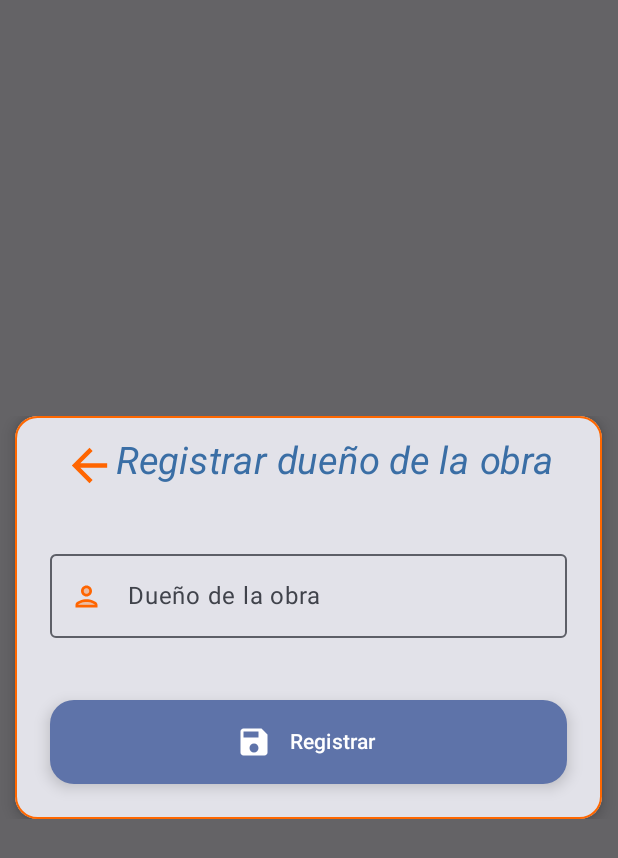
After one commit to EmelyAraujo/WorkTracker, an Android app built with Jetpack Compose: the ObraScreen screen opened through its navigation route, on a phone screen of 412 x 824 dp. The commit adds this screen. Shown: the top 858 px of the screen. Run offline under Robolectric (Android 15) with nearby library versions, the phone set to English and light mode, and no system bars; our stand-ins replace Dagger/Hilt's generated code, Room's generated code.

Commit message:
Agregando, Screen

```diff
--- a/app/src/main/java/edu/ucne/worktracker/MainActivity.kt
+++ b/app/src/main/java/edu/ucne/worktracker/MainActivity.kt
@@ -1,8 +1,10 @@
 package edu.ucne.worktracker
 
+import android.os.Build
 import android.os.Bundle
 import androidx.activity.ComponentActivity
 import androidx.activity.compose.setContent
+import androidx.annotation.RequiresApi
 import androidx.compose.foundation.layout.fillMaxSize
 import androidx.compose.material3.MaterialTheme
 import androidx.compose.material3.Surface
@@ -15,6 +17,7 @@ import edu.ucne.worktracker.ui.navigation.NavigationGraph
 import edu.ucne.worktracker.ui.theme.WorkTrackerTheme
 @AndroidEntryPoint
 class MainActivity : ComponentActivity() {
+
     override fun onCreate(savedInstanceState: Bundle?) {
         super.onCreate(savedInstanceState)
         setContent {
--- a/app/src/main/java/edu/ucne/worktracker/ui/navigation/HomeScreen.kt
+++ b/app/src/main/java/edu/ucne/worktracker/ui/navigation/HomeScreen.kt
@@ -1,33 +1,35 @@
 package edu.ucne.worktracker.ui.navigation
 
-import androidx.compose.foundation.background
+
 import androidx.compose.foundation.layout.Column
 import androidx.compose.foundation.layout.fillMaxSize
 import androidx.compose.foundation.lazy.LazyColumn
 import androidx.compose.material.icons.Icons
 import androidx.compose.material.icons.filled.ArrowBack
-import androidx.compose.material.icons.filled.Favorite
 import androidx.compose.material.icons.filled.Menu
 import androidx.compose.material.icons.outlined.*
 import androidx.compose.material3.*
-import androidx.compose.material3.AlertDialogDefaults.containerColor
 import androidx.compose.runtime.*
 import androidx.compose.ui.Modifier
 import androidx.compose.ui.graphics.Color
-import androidx.compose.ui.platform.LocalContext
 import androidx.compose.ui.res.colorResource
 import androidx.compose.ui.res.painterResource
 import androidx.compose.ui.unit.sp
+import androidx.hilt.navigation.compose.hiltViewModel
 import androidx.navigation.NavHostController
 import androidx.navigation.compose.NavHost
 import androidx.navigation.compose.composable
 import androidx.navigation.compose.rememberNavController
 import edu.ucne.worktracker.R
+import edu.ucne.worktracker.ui.obras.ObraScreen
 
 
 @OptIn(ExperimentalMaterial3Api::class)
 @Composable
-fun HomeScreen(navController: NavHostController) {
+fun HomeScreen(
+    navController: NavHostController,
+    onSaveClick: () -> Unit
+) {
 
     var expanded by remember { mutableStateOf(false) }
 
@@ -44,11 +46,9 @@ fun HomeScreen(navController: NavHostController) {
                     onDismissRequest = { expanded = false })
                 {
                     DropdownMenuItem(
-                        text = { Text("Registro de Ocupaciones") },
+                        text = { Text("Registrar Obra") },
                         onClick = {
-                            navController.navigate(route = Rutas.OcupacionR.ruta ){
-                                popUpTo("rutaHome")
-                            }
+                            navController.navigate(route = Rutas.RegistroObra.ruta )
                         },
                         leadingIcon = {
                             Icon(
@@ -98,14 +98,19 @@ fun HomeScreen(navController: NavHostController) {
 
 @Composable
 fun NavigationGraph() {
-    val navController: NavHostController = rememberNavController()
-    NavHost(navController = navController, startDestination = Rutas.Home.ruta  ){
+    val navController = rememberNavController()
+    NavHost(
+        navController = navController,
+        startDestination = Rutas.Home.ruta
+    ){
         composable(route = Rutas.Home.ruta){
-            HomeScreen(navController)
+            HomeScreen(navController = navController){
+                navController.navigate(route = Rutas.Home.ruta)
+            }
         }
-        composable(route = Rutas.OcupacionR.ruta){
+        composable(route = Rutas.RegistroObra.ruta){
 
-            //OcupacionScreen()
+            ObraScreen()
         }
 
         composable(route = Rutas.PersonaR.ruta){
--- /dev/null
+++ b/app/src/main/java/edu/ucne/worktracker/ui/obras/ObraScreen.kt
@@ -0,0 +1,178 @@
+package edu.ucne.worktracker.ui.obras
+
+import androidx.compose.foundation.BorderStroke
+import androidx.compose.foundation.border
+import androidx.compose.foundation.clickable
+import androidx.compose.foundation.layout.*
+import androidx.compose.foundation.layout.Column
+import androidx.compose.foundation.layout.fillMaxSize
+
+import androidx.compose.foundation.shape.RoundedCornerShape
+import androidx.compose.material.icons.Icons
+
+import androidx.compose.material.icons.filled.Save
+import androidx.compose.material.icons.twotone.ArrowBack
+import androidx.compose.material.icons.twotone.Error
+import androidx.compose.material.icons.twotone.Person
+import androidx.compose.material3.*
+import androidx.compose.runtime.Composable
+import androidx.compose.runtime.*
+import androidx.compose.runtime.collectAsState
+import androidx.compose.ui.Alignment
+import androidx.compose.ui.ExperimentalComposeUiApi
+import androidx.compose.ui.Modifier
+import androidx.compose.ui.graphics.Color
+import androidx.compose.ui.res.colorResource
+import androidx.compose.ui.text.font.FontStyle
+import androidx.compose.ui.unit.dp
+import androidx.compose.ui.unit.sp
+import androidx.compose.ui.window.Dialog
+import androidx.compose.ui.window.DialogProperties
+import androidx.hilt.navigation.compose.hiltViewModel
+import androidx.navigation.NavController
+import androidx.navigation.NavHostController
+import androidx.navigation.compose.rememberNavController
+import edu.ucne.worktracker.R
+import edu.ucne.worktracker.ui.navigation.Rutas
+import kotlinx.coroutines.launch
+
+@OptIn(ExperimentalMaterial3Api::class)
+@Composable
+fun ObraScreen(viewModel: ObrasViewModel = hiltViewModel()) {
+    Box(Modifier.fillMaxSize()) {
+
+        DuenoObraBody(
+            onDismiss = { viewModel.onDismissDialog() },
+            onConfirm = { viewModel.insertar() },
+            viewModel = viewModel,
+            navController = rememberNavController()
+        )
+
+
+    }
+}
+
+@OptIn(ExperimentalMaterial3Api::class, ExperimentalComposeUiApi::class)
+@Composable
+fun DuenoObraBody(
+    viewModel: ObrasViewModel,
+    navController: NavHostController,
+    onDismiss: () -> Unit,
+    onConfirm: () -> Unit
+) {
+    val scope = rememberCoroutineScope()
+
+    Dialog(
+        onDismissRequest = {
+            onDismiss()
+        },
+        properties = DialogProperties(usePlatformDefaultWidth = false)
+    ) {
+        Card(
+            elevation = CardDefaults.cardElevation(5.dp),
+            shape = RoundedCornerShape(15.dp),
+            modifier = Modifier
+                .fillMaxWidth(0.95f)
+                .border(
+                    1.dp,
+                    color = colorResource(id = R.color.orange),
+                    shape = RoundedCornerShape(15.dp)
+                )
+
+        ) {
+            Column(
+                modifier = Modifier
+                    .fillMaxWidth()
+                    .padding(15.dp)
+                    .wrapContentSize(Alignment.Center),
+                verticalArrangement = Arrangement.spacedBy(25.dp)
+            ) {
+                Column(
+                    modifier = Modifier
+                        .fillMaxWidth()
+                ) {
+                    Row(
+                        modifier = Modifier
+                            .fillMaxWidth()
+                            .wrapContentSize(Alignment.Center)
+                    ) {
+
+                        Icon(
+                            imageVector
+                            = Icons.TwoTone.ArrowBack,
+                            contentDescription = null,
+                            tint = Color(0xFFFF6500),
+                            modifier = Modifier
+                                .wrapContentSize(Alignment.CenterStart)
+                                .size(35.dp)
+                                .clickable {
+                                    scope.launch {
+                                        navController.navigate(route = Rutas.Home.ruta) {
+                                        }
+                                    }
+                                }
+                        )
+                    Text(
+                        text = "Registrar dueño de la obra",
+                        color = colorResource(id = R.color.blueOpaco),
+                        fontSize = 25.sp,
+                        fontStyle = FontStyle.Italic,
+                    )
+
+                }
+
+            }
+            OutlinedTextField(
+                modifier = Modifier
+                    .padding(8.dp)
+                    .fillMaxWidth(),
+                value = viewModel.duenoObra,
+                onValueChange = viewModel::onDuenoObraChanged,
+                leadingIcon = {
+                    Icon(
+                        imageVector = Icons.TwoTone.Person,
+                        contentDescription = null,
+                        tint = Color(0xFFFF6500),
+                        modifier = Modifier
+                            .size(30.dp)
+                            .padding(4.dp)
+                    )
+                },
+                label = { Text("Dueño de la obra") },
+                singleLine = true,
+                isError = viewModel.duenoObraError.isNotBlank(),
+                trailingIcon = {
+                    if (viewModel.duenoObraError.isNotBlank()) {
+                        Icon(
+                            imageVector = Icons.TwoTone.Error,
+                            contentDescription = "Error en la descripcion"
+                        )
+                    }
+                }
+            )
+            if (viewModel.duenoObraError.isNotBlank()) {
+                Text(
+                    text = viewModel.duenoObraError,
+                    color = MaterialTheme.colorScheme.error
+                )
+            }
+
+            ExtendedFloatingActionButton(
+                modifier = Modifier
+                    .padding(8.dp)
+                    .fillMaxWidth(),
+                text = { Text("Registrar") },
+                icon = { Icon(imageVector = Icons.Filled.Save, contentDescription = "Save") },
+                onClick = {
+                    navController.navigate(route = Rutas.Home.ruta)
+                    onConfirm()
+                }
+            )
+
+        }
+
+
+    }
+}
+
+}
--- a/app/src/main/java/edu/ucne/worktracker/ui/theme/Color.kt
+++ b/app/src/main/java/edu/ucne/worktracker/ui/theme/Color.kt
@@ -16,3 +16,4 @@ val Grey100 = Color(0xFFC0C0C0)
 val Blue80 = Color(0xFF3A6EA5)
 val Blue100 = Color(0xFF004E98)
 val Orange100 = Color(0xFFFF6700)
+val White = Color(0xFFFFFFFF)
```
Also changed, not shown: app/src/main/java/edu/ucne/worktracker/ui/navigation/Rutas.kt (+4 -4 lines), app/src/main/java/edu/ucne/worktracker/ui/obras/ObrasViewModel.kt (+24 -0 lines).
